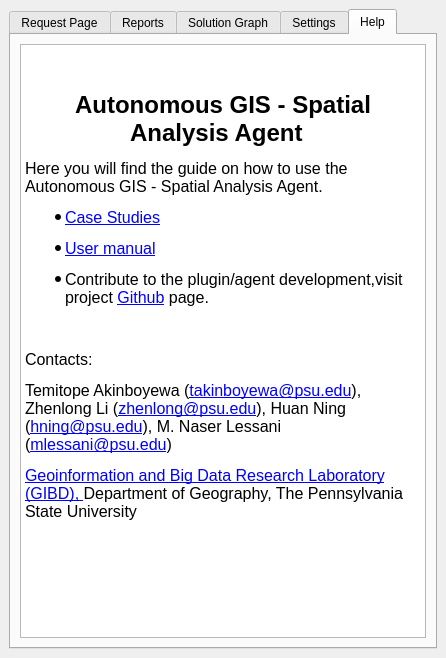
Before: the Qt Designer form SpatialAnalysisAgent_dockwidget_base.ui in xiaobing318/SpatialAnalysisAgent, drawn with Qt 5.
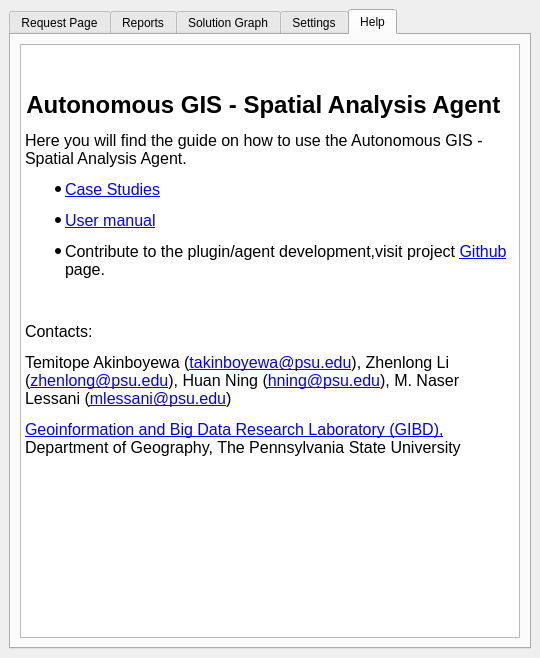
After: the same form once the commit is applied. The open tabs and pages were chosen to show the change. Custom widgets are drawn as their Qt base class.

Commit message: SpatialAnalysisAgent_dockwidget updated

The edit to the form file:
```diff
--- a/SpatialAnalysisAgent_dockwidget_base.ui
+++ b/SpatialAnalysisAgent_dockwidget_base.ui
@@ -6,7 +6,7 @@
    <rect>
     <x>0</x>
     <y>0</y>
-    <width>446</width>
+    <width>540</width>
     <height>658</height>
    </rect>
   </property>
@@ -709,9 +709,9 @@
              <string>&lt;!DOCTYPE HTML PUBLIC &quot;-//W3C//DTD HTML 4.0//EN&quot; &quot;http://www.w3.org/TR/REC-html40/strict.dtd&quot;&gt;
 &lt;html&gt;&lt;head&gt;&lt;meta name=&quot;qrichtext&quot; content=&quot;1&quot; /&gt;&lt;style type=&quot;text/css&quot;&gt;
 p, li { white-space: pre-wrap; }
-&lt;/style&gt;&lt;/head&gt;&lt;body style=&quot; font-family:'MS Shell Dlg 2'; font-size:9.75pt; font-weight:400; font-style:normal;&quot;&gt;
-&lt;p style=&quot; margin-top:0px; margin-bottom:0px; margin-left:0px; margin-right:0px; -qt-block-indent:0; text-indent:0px;&quot;&gt;    &lt;/p&gt;
-&lt;p style=&quot; margin-top:0px; margin-bottom:0px; margin-left:0px; margin-right:0px; -qt-block-indent:0; text-indent:0px;&quot;&gt;    &lt;/p&gt;
+&lt;/style&gt;&lt;/head&gt;&lt;body style=&quot; font-family:'MS Shell Dlg 2'; font-size:8.25pt; font-weight:400; font-style:normal;&quot;&gt;
+&lt;p style=&quot; margin-top:0px; margin-bottom:0px; margin-left:0px; margin-right:0px; -qt-block-indent:0; text-indent:0px;&quot;&gt;&lt;span style=&quot; font-size:9.75pt;&quot;&gt;    &lt;/span&gt;&lt;/p&gt;
+&lt;p style=&quot; margin-top:0px; margin-bottom:0px; margin-left:0px; margin-right:0px; -qt-block-indent:0; text-indent:0px;&quot;&gt;&lt;span style=&quot; font-size:9.75pt;&quot;&gt;    &lt;/span&gt;&lt;/p&gt;
 &lt;p align=&quot;center&quot; style=&quot; margin-top:12px; margin-bottom:12px; margin-left:0px; margin-right:0px; -qt-block-indent:0; text-indent:0px;&quot;&gt;&lt;span style=&quot; font-size:18pt; font-weight:600;&quot;&gt;Autonomous GIS - Spatial Analysis Agent  &lt;/span&gt;&lt;/p&gt;
 &lt;p style=&quot; margin-top:12px; margin-bottom:12px; margin-left:0px; margin-right:0px; -qt-block-indent:0; text-indent:0px;&quot;&gt;&lt;span style=&quot; font-size:12pt;&quot;&gt;Here you will find the guide on how to use the Autonomous GIS - Spatial Analysis Agent.        &lt;/span&gt;&lt;/p&gt;
 &lt;ul style=&quot;margin-top: 0px; margin-bottom: 0px; margin-left: 0px; margin-right: 0px; -qt-list-indent: 1;&quot;&gt;&lt;li style=&quot; font-size:12pt;&quot; style=&quot; margin-top:0px; margin-bottom:12px; margin-left:0px; margin-right:0px; -qt-block-indent:0; text-indent:0px;&quot;&gt;&lt;a href=&quot;https://github.com/Teakinboyewa/SpatialAnalysisAgent/blob/master/Case_Studies.md&quot;&gt;&lt;span style=&quot; text-decoration: underline; color:#0000ff;&quot;&gt;Case Studies&lt;/span&gt;&lt;/a&gt; &lt;/li&gt;
@@ -722,7 +722,7 @@
 &lt;p style=&quot; margin-top:12px; margin-bottom:12px; margin-left:0px; margin-right:0px; -qt-block-indent:0; text-indent:0px;&quot;&gt;&lt;span style=&quot; font-size:12pt;&quot;&gt;Temitope Akinboyewa (&lt;/span&gt;&lt;a href=&quot;mailto:takinboyewa@psu.edu&quot;&gt;&lt;span style=&quot; font-size:12pt; text-decoration: underline; color:#0000ff;&quot;&gt;takinboyewa@psu.edu&lt;/span&gt;&lt;/a&gt;&lt;span style=&quot; font-size:12pt;&quot;&gt;), Zhenlong Li (&lt;/span&gt;&lt;a href=&quot;mailto:zhenlong@psu.edu&quot;&gt;&lt;span style=&quot; font-size:12pt; text-decoration: underline; color:#0000ff;&quot;&gt;zhenlong@psu.edu&lt;/span&gt;&lt;/a&gt;&lt;span style=&quot; font-size:12pt;&quot;&gt;), Huan Ning (&lt;/span&gt;&lt;a href=&quot;mailto:hning@psu.edu&quot;&gt;&lt;span style=&quot; font-size:12pt; text-decoration: underline; color:#0000ff;&quot;&gt;hning@psu.edu&lt;/span&gt;&lt;/a&gt;&lt;span style=&quot; font-size:12pt;&quot;&gt;), M. Naser Lessani (&lt;/span&gt;&lt;a href=&quot;mailto:mlessani@psu.edu&quot;&gt;&lt;span style=&quot; font-size:12pt; text-decoration: underline; color:#0000ff;&quot;&gt;mlessani@psu.edu&lt;/span&gt;&lt;/a&gt;&lt;span style=&quot; font-size:12pt;&quot;&gt;)&lt;/span&gt;&lt;/p&gt;
 &lt;p style=&quot; margin-top:12px; margin-bottom:12px; margin-left:0px; margin-right:0px; -qt-block-indent:0; text-indent:0px;&quot;&gt;&lt;a href=&quot;https://giscience.psu.edu/&quot;&gt;&lt;span style=&quot; font-size:12pt; text-decoration: underline; color:#0000ff;&quot;&gt;Geoinformation and Big Data Research Laboratory (GIBD), &lt;/span&gt;&lt;/a&gt;&lt;span style=&quot; font-size:12pt;&quot;&gt;Department of Geography, The Pennsylvania State University &lt;/span&gt;&lt;/p&gt;
 &lt;p style=&quot;-qt-paragraph-type:empty; margin-top:12px; margin-bottom:12px; margin-left:0px; margin-right:0px; -qt-block-indent:0; text-indent:0px; font-size:10pt;&quot;&gt;&lt;br /&gt;&lt;/p&gt;
-&lt;p style=&quot; margin-top:0px; margin-bottom:12px; margin-left:0px; margin-right:0px; -qt-block-indent:0; text-indent:0px;&quot;&gt;	  &lt;/p&gt;&lt;/body&gt;&lt;/html&gt;</string>
+&lt;p style=&quot; margin-top:0px; margin-bottom:12px; margin-left:0px; margin-right:0px; -qt-block-indent:0; text-indent:0px;&quot;&gt;&lt;span style=&quot; font-size:9.75pt;&quot;&gt;	  &lt;/span&gt;&lt;/p&gt;&lt;/body&gt;&lt;/html&gt;</string>
             </property>
             <property name="openExternalLinks">
              <bool>true</bool>
```
Left out of the diff: 7 changed lines with no effect on the pictures.
